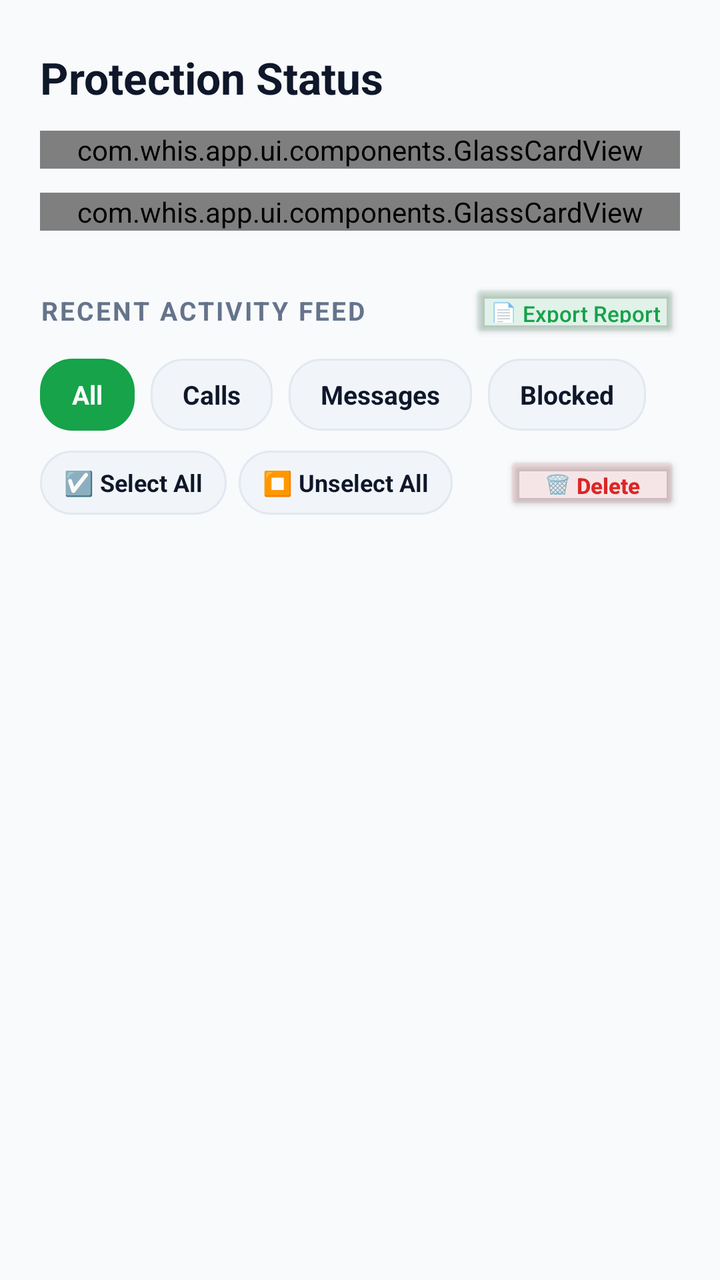
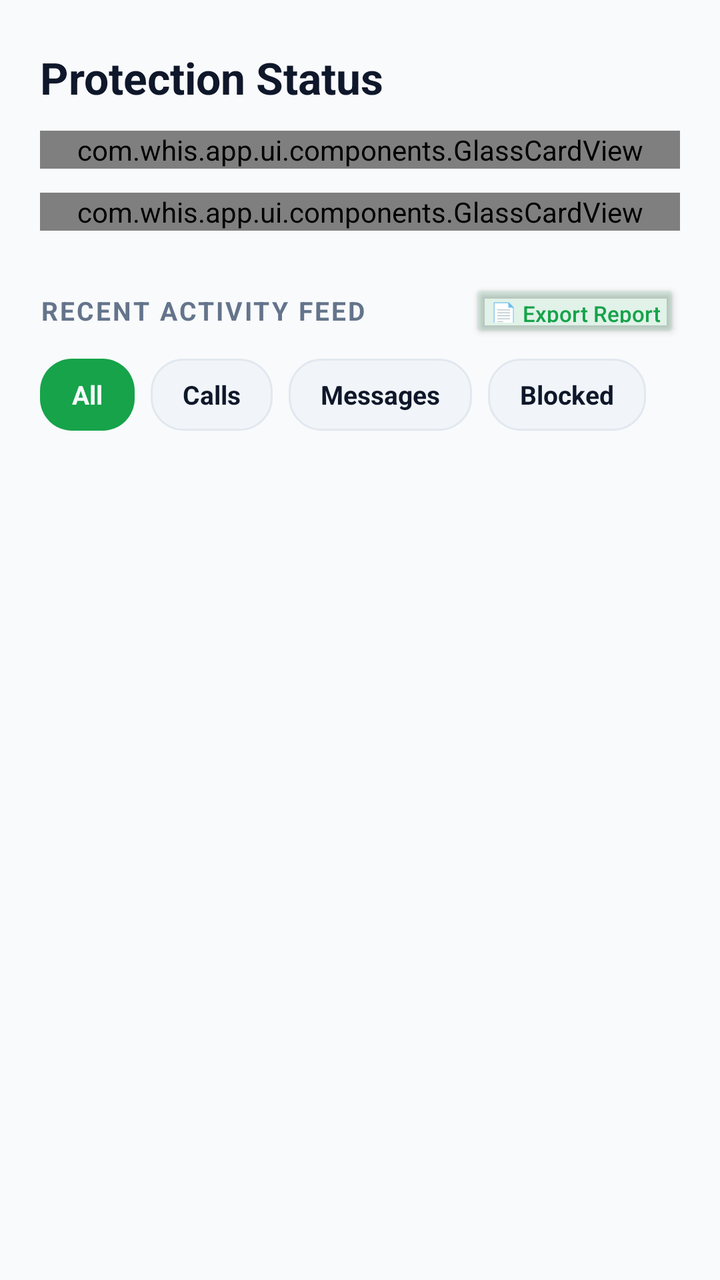

Before-and-after screenshots of an Android layout around one commit, followed by the original layout XML and the change that was made.
<!-- AndroidManifest.xml: application theme Theme.Whis -->
<!-- res/layout/fragment_home.xml -->
<?xml version="1.0" encoding="utf-8"?>
<ScrollView xmlns:android="http://schemas.android.com/apk/res/android"
    android:layout_width="match_parent"
    android:layout_height="match_parent"
    android:fillViewport="true"
    android:fitsSystemWindows="true"
    android:background="@color/whis_bg">

    <LinearLayout
        android:layout_width="match_parent"
        android:layout_height="wrap_content"
        android:orientation="vertical"
        android:paddingHorizontal="@dimen/whis_spacing_screen_margin"
        android:paddingTop="@dimen/whis_spacing_section"
        android:paddingBottom="@dimen/whis_spacing_section">

        
        <TextView
            android:layout_width="wrap_content"
            android:layout_height="wrap_content"
            android:text="Protection Status"
            style="@style/Whis.TextAppearance.H1" />

        
        <FrameLayout
            android:layout_width="match_parent"
            android:layout_height="wrap_content"
            android:background="@drawable/bg_hero_glass_glow">

            <LinearLayout
                android:layout_width="match_parent"
                android:layout_height="wrap_content"
                android:orientation="vertical">

                
                <com.whis.app.ui.components.GlassCardView
                    android:id="@+id/card_protection_status"
                    android:layout_width="match_parent"
                    android:layout_height="wrap_content"
                    android:layout_marginTop="@dimen/whis_spacing_item">

                    <LinearLayout
                        android:layout_width="match_parent"
                        android:layout_height="wrap_content"
                        android:orientation="horizontal"
                        android:gravity="center_vertical"
                        android:padding="@dimen/whis_spacing_card_padding">

                        <com.whis.app.ui.components.ProtectionRing
                            android:id="@+id/home_protection_ring"
                            android:layout_width="72dp"
                            android:layout_height="72dp" />

                        <LinearLayout
                            android:layout_width="0dp"
                            android:layout_height="wrap_content"
                            android:layout_weight="1"
                            android:layout_marginStart="@dimen/whis_spacing_card_padding"
                            android:orientation="vertical">

                            <TextView
                                android:id="@+id/tv_protection_headline"
                                android:layout_width="wrap_content"
                                android:layout_height="wrap_content"
                                android:text="Protected"
                                style="@style/Whis.TextAppearance.Display"
                                android:textSize="22sp" />

                            <TextView
                                android:id="@+id/tv_protection_subtext"
                                android:layout_width="wrap_content"
                                android:layout_height="wrap_content"
                                android:layout_marginTop="4dp"
                                android:text="Calls &amp; SMS active protection is running"
                                style="@style/Whis.TextAppearance.Caption" />

                        </LinearLayout>

                    </LinearLayout>

                </com.whis.app.ui.components.GlassCardView>

                
                <com.whis.app.ui.components.GlassCardView
                    android:id="@+id/card_ask_whis_ai"
                    android:layout_width="match_parent"
                    android:layout_height="wrap_content"
                    android:layout_marginTop="@dimen/whis_spacing_item">

                    <LinearLayout
                        android:layout_width="match_parent"
                        android:layout_height="wrap_content"
                        android:orientation="horizontal"
                        android:gravity="center_vertical"
                        android:padding="@dimen/whis_spacing_card_padding">

                        
                        <FrameLayout
                            android:layout_width="40dp"
                            android:layout_height="40dp"
                            android:background="@drawable/bg_icon_circle_trusted">

                            <ImageView
                                android:layout_width="20dp"
                                android:layout_height="20dp"
                                android:layout_gravity="center"
                                android:src="@drawable/ic_nav_learn"
                                android:tint="@color/whis_trusted" />

                        </FrameLayout>

                        <LinearLayout
                            android:layout_width="0dp"
                            android:layout_height="wrap_content"
                            android:layout_weight="1"
                            android:layout_marginStart="@dimen/whis_spacing_item"
                            android:orientation="vertical">

                            <TextView
                                android:layout_width="wrap_content"
                                android:layout_height="wrap_content"
                                android:text="Ask Whis Anything"
                                style="@style/Whis.TextAppearance.Body"
                                android:textStyle="bold" />

                            <TextView
                                android:layout_width="wrap_content"
                                android:layout_height="wrap_content"
                                android:text="Check a message, UPI ID, or scam pattern in plain language"
                                style="@style/Whis.TextAppearance.Caption" />

                        </LinearLayout>

                    </LinearLayout>

                </com.whis.app.ui.components.GlassCardView>

            </LinearLayout>

        </FrameLayout>

        
        <LinearLayout
            android:layout_width="match_parent"
            android:layout_height="wrap_content"
            android:layout_marginTop="@dimen/whis_spacing_section"
            android:orientation="horizontal"
            android:gravity="center_vertical">

            <TextView
                android:layout_width="0dp"
                android:layout_height="wrap_content"
                android:layout_weight="1"
                android:text="Recent Activity Feed"
                style="@style/Whis.TextAppearance.H2" />

            <Button
                android:id="@+id/btn_export_report"
                android:layout_width="wrap_content"
                android:layout_height="32dp"
                android:text="📄 Export Report"
                android:textSize="11sp"
                android:textAllCaps="false"
                android:paddingHorizontal="10dp"
                android:textColor="@color/whis_trusted"
                android:backgroundTint="@color/whis_trusted_tint" />

        </LinearLayout>

        
        <HorizontalScrollView
            android:layout_width="match_parent"
            android:layout_height="wrap_content"
            android:layout_marginTop="8dp"
            android:scrollbars="none">

            <LinearLayout
                android:layout_width="wrap_content"
                android:layout_height="wrap_content"
                android:orientation="horizontal">

                <TextView
                    android:id="@+id/chip_filter_all"
                    android:layout_width="wrap_content"
                    android:layout_height="wrap_content"
                    android:minHeight="36dp"
                    android:text="All"
                    android:textSize="13sp"
                    android:textStyle="bold"
                    android:gravity="center"
                    android:paddingHorizontal="16dp"
                    android:paddingVertical="8dp"
                    android:textColor="@color/whis_bg"
                    android:background="@drawable/bg_chip_active"
                    android:layout_marginEnd="8dp"
                    android:clickable="true"
                    android:focusable="true" />

                <TextView
                    android:id="@+id/chip_filter_calls"
                    android:layout_width="wrap_content"
                    android:layout_height="wrap_content"
                    android:minHeight="36dp"
                    android:text="Calls"
                    android:textSize="13sp"
                    android:textStyle="bold"
                    android:gravity="center"
                    android:paddingHorizontal="16dp"
                    android:paddingVertical="8dp"
                    android:textColor="@color/whis_text_hi"
                    android:background="@drawable/bg_chip_inactive"
                    android:layout_marginEnd="8dp"
                    android:clickable="true"
                    android:focusable="true" />

                <TextView
                    android:id="@+id/chip_filter_messages"
                    android:layout_width="wrap_content"
                    android:layout_height="wrap_content"
                    android:minHeight="36dp"
                    android:text="Messages"
                    android:textSize="13sp"
                    android:textStyle="bold"
                    android:gravity="center"
                    android:paddingHorizontal="16dp"
                    android:paddingVertical="8dp"
                    android:textColor="@color/whis_text_hi"
                    android:background="@drawable/bg_chip_inactive"
                    android:layout_marginEnd="8dp"
                    android:clickable="true"
                    android:focusable="true" />

                <TextView
                    android:id="@+id/chip_filter_blocked"
                    android:layout_width="wrap_content"
                    android:layout_height="wrap_content"
                    android:minHeight="36dp"
                    android:text="Blocked"
                    android:textSize="13sp"
                    android:textStyle="bold"
                    android:gravity="center"
                    android:paddingHorizontal="16dp"
                    android:paddingVertical="8dp"
                    android:textColor="@color/whis_text_hi"
                    android:background="@drawable/bg_chip_inactive"
                    android:clickable="true"
                    android:focusable="true" />

            </LinearLayout>

        </HorizontalScrollView>

        
        <LinearLayout
            android:id="@+id/bar_multi_select"
            android:layout_width="match_parent"
            android:layout_height="wrap_content"
            android:layout_marginTop="10dp"
            android:orientation="horizontal"
            android:gravity="center_vertical">

            <TextView
                android:id="@+id/btn_select_all"
                android:layout_width="wrap_content"
                android:layout_height="wrap_content"
                android:minHeight="32dp"
                android:text="☑️ Select All"
                android:textSize="12sp"
                android:textStyle="bold"
                android:gravity="center"
                android:paddingHorizontal="12dp"
                android:paddingVertical="6dp"
                android:textColor="@color/whis_text_hi"
                android:background="@drawable/bg_chip_inactive"
                android:layout_marginEnd="6dp"
                android:clickable="true"
                android:focusable="true" />

            <TextView
                android:id="@+id/btn_unselect_all"
                android:layout_width="wrap_content"
                android:layout_height="wrap_content"
                android:minHeight="32dp"
                android:text="⏹️ Unselect All"
                android:textSize="12sp"
                android:textStyle="bold"
                android:gravity="center"
                android:paddingHorizontal="12dp"
                android:paddingVertical="6dp"
                android:textColor="@color/whis_text_hi"
                android:background="@drawable/bg_chip_inactive"
                android:clickable="true"
                android:focusable="true" />

            <View
                android:layout_width="0dp"
                android:layout_height="1dp"
                android:layout_weight="1" />

            <Button
                android:id="@+id/btn_delete_selected"
                android:layout_width="wrap_content"
                android:layout_height="32dp"
                android:text="🗑️ Delete"
                android:textSize="11sp"
                android:textStyle="bold"
                android:textAllCaps="false"
                android:paddingHorizontal="10dp"
                android:textColor="@color/whis_high_risk"
                android:backgroundTint="@color/whis_high_risk_tint" />

        </LinearLayout>

        
        <androidx.recyclerview.widget.RecyclerView
            android:id="@+id/rv_activity_feed"
            android:layout_width="match_parent"
            android:layout_height="wrap_content"
            android:layout_marginTop="8dp"
            android:nestedScrollingEnabled="false" />

        
        <include
            android:id="@+id/home_empty_state"
            layout="@layout/layout_empty_state"
            android:layout_width="match_parent"
            android:layout_height="wrap_content"
            android:visibility="gone" />

    </LinearLayout>
</ScrollView>
<!-- res/layout/layout_empty_state.xml (included above) -->
<?xml version="1.0" encoding="utf-8"?>
<LinearLayout xmlns:android="http://schemas.android.com/apk/res/android"
    android:id="@+id/empty_state_root"
    android:layout_width="match_parent"
    android:layout_height="wrap_content"
    android:orientation="vertical"
    android:gravity="center"
    android:paddingVertical="40dp"
    android:visibility="gone">

    
    <ImageView
        android:id="@+id/empty_state_icon"
        android:layout_width="80dp"
        android:layout_height="80dp"
        android:src="@drawable/ic_shield_check"
        android:contentDescription="Shield protection icon"
        android:layout_marginBottom="20dp" />

    <TextView
        android:id="@+id/empty_state_title"
        android:layout_width="wrap_content"
        android:layout_height="wrap_content"
        android:text="All clear."
        android:textColor="@color/whis_text_hi"
        android:textSize="18sp"
        android:textStyle="bold"
        android:layout_marginBottom="6dp" />

    <TextView
        android:id="@+id/empty_state_subtitle"
        android:layout_width="wrap_content"
        android:layout_height="wrap_content"
        android:text="No activity yet."
        android:textColor="@color/whis_text_mid"
        android:textSize="14sp"
        android:gravity="center" />

</LinearLayout>
<!-- resources referenced by this layout -->
<resources>
  <color name="whis_bg">#F8FAFC</color>
  <color name="whis_high_risk">#DC2626</color>
  <color name="whis_high_risk_tint">#1ADC2626</color>
  <color name="whis_text_hi">#0F172A</color>
  <color name="whis_text_mid">#64748B</color>
  <color name="whis_trusted">#16A34A</color>
  <color name="whis_trusted_tint">#1A16A34A</color>
  <dimen name="whis_spacing_card_padding">16dp</dimen>
  <dimen name="whis_spacing_item">12dp</dimen>
  <dimen name="whis_spacing_screen_margin">20dp</dimen>
  <dimen name="whis_spacing_section">24dp</dimen>
  <!-- drawable bg_chip_active (drawable) -->
  <?xml version="1.0" encoding="utf-8"?>
  <shape xmlns:android="http://schemas.android.com/apk/res/android"
      android:shape="rectangle">
      <solid android:color="@color/whis_trusted" />
      <corners android:radius="16dp" />
  </shape>
  <!-- drawable bg_chip_inactive (drawable) -->
  <?xml version="1.0" encoding="utf-8"?>
  <shape xmlns:android="http://schemas.android.com/apk/res/android"
      android:shape="rectangle">
      <solid android:color="@color/whis_surface_elevated" />
      <corners android:radius="16dp" />
      <stroke android:width="1dp" android:color="@color/whis_border" />
  </shape>
  <!-- drawable bg_hero_glass_glow (drawable) -->
  <?xml version="1.0" encoding="utf-8"?>
  <shape xmlns:android="http://schemas.android.com/apk/res/android"
      android:shape="rectangle">
      <solid android:color="@android:color/transparent" />
  </shape>
  <!-- drawable bg_icon_circle_trusted (drawable) -->
  <?xml version="1.0" encoding="utf-8"?>
  <shape xmlns:android="http://schemas.android.com/apk/res/android"
      android:shape="oval">
      <solid android:color="@color/whis_trusted_tint" />
  </shape>
  <style name="Whis.TextAppearance.Body" parent="TextAppearance.MaterialComponents.Body1">
          <item name="android:fontFamily">@font/outfit</item>
          <item name="android:textSize">16sp</item>
          <item name="android:textColor">@color/whis_text_hi</item>
      </style>
  <style name="Whis.TextAppearance.Caption" parent="TextAppearance.MaterialComponents.Caption">
          <item name="android:fontFamily">@font/outfit</item>
          <item name="android:textSize">13sp</item>
          <item name="android:textColor">@color/whis_text_mid</item>
      </style>
  <style name="Whis.TextAppearance.Display" parent="TextAppearance.MaterialComponents.Headline4">
          <item name="android:fontFamily">@font/outfit</item>
          <item name="android:textSize">28sp</item>
          <item name="android:textStyle">bold</item>
          <item name="android:textColor">@color/whis_text_hi</item>
      </style>
  <style name="Whis.TextAppearance.H1" parent="TextAppearance.MaterialComponents.Headline5">
          <item name="android:fontFamily">@font/outfit</item>
          <item name="android:textSize">22sp</item>
          <item name="android:textStyle">bold</item>
          <item name="android:textColor">@color/whis_text_hi</item>
      </style>
  <style name="Whis.TextAppearance.H2" parent="TextAppearance.MaterialComponents.Overline">
          <item name="android:fontFamily">@font/outfit</item>
          <item name="android:textSize">13sp</item>
          <item name="android:textStyle">bold</item>
          <item name="android:textAllCaps">true</item>
          <item name="android:letterSpacing">0.08</item>
          <item name="android:textColor">@color/whis_text_mid</item>
      </style>
  <color name="whis_surface_elevated">#F1F5F9</color>
  <color name="whis_border">#E2E8F0</color>
  <color name="whis_green_dark">#15803D</color>
  <color name="whis_likely_safe">#22C55E</color>
  <color name="whis_surface">#FFFFFF</color>
  <!-- unchanged entries left out for length: 3 -->
</resources>

<!-- the commit's change to res/layout/fragment_home.xml (unified diff, before → after) -->
@@ -42,39 +42,24 @@
                     <LinearLayout
                         android:layout_width="match_parent"
                         android:layout_height="wrap_content"
-                        android:orientation="horizontal"
-                        android:gravity="center_vertical"
+                        android:orientation="vertical"
                         android:padding="@dimen/whis_spacing_card_padding">
 
-                        <com.whis.app.ui.components.ProtectionRing
-                            android:id="@+id/home_protection_ring"
-                            android:layout_width="72dp"
-                            android:layout_height="72dp" />
-
-                        <LinearLayout
-                            android:layout_width="0dp"
+                        <TextView
+                            android:id="@+id/tv_protection_headline"
+                            android:layout_width="wrap_content"
                             android:layout_height="wrap_content"
-                            android:layout_weight="1"
-                            android:layout_marginStart="@dimen/whis_spacing_card_padding"
-                            android:orientation="vertical">
-
-                            <TextView
-                                android:id="@+id/tv_protection_headline"
-                                android:layout_width="wrap_content"
-                                android:layout_height="wrap_content"
-                                android:text="Protected"
-                                style="@style/Whis.TextAppearance.Display"
-                                android:textSize="22sp" />
-
-                            <TextView
-                                android:id="@+id/tv_protection_subtext"
-                                android:layout_width="wrap_content"
-                                android:layout_height="wrap_content"
-                                android:layout_marginTop="4dp"
-                                android:text="Calls &amp; SMS active protection is running"
-                                style="@style/Whis.TextAppearance.Caption" />
-
-                        </LinearLayout>
+                            android:text="Protected"
+                            style="@style/Whis.TextAppearance.Display"
+                            android:textSize="22sp" />
+
+                        <TextView
+                            android:id="@+id/tv_protection_subtext"
+                            android:layout_width="wrap_content"
+                            android:layout_height="wrap_content"
+                            android:layout_marginTop="4dp"
+                            android:text="Calls &amp; SMS active protection is running"
+                            style="@style/Whis.TextAppearance.Caption" />
 
                     </LinearLayout>
 
@@ -257,7 +242,8 @@
             android:layout_height="wrap_content"
             android:layout_marginTop="10dp"
             android:orientation="horizontal"
-            android:gravity="center_vertical">
+            android:gravity="center_vertical"
+            android:visibility="gone">
 
             <TextView
                 android:id="@+id/btn_select_all"
